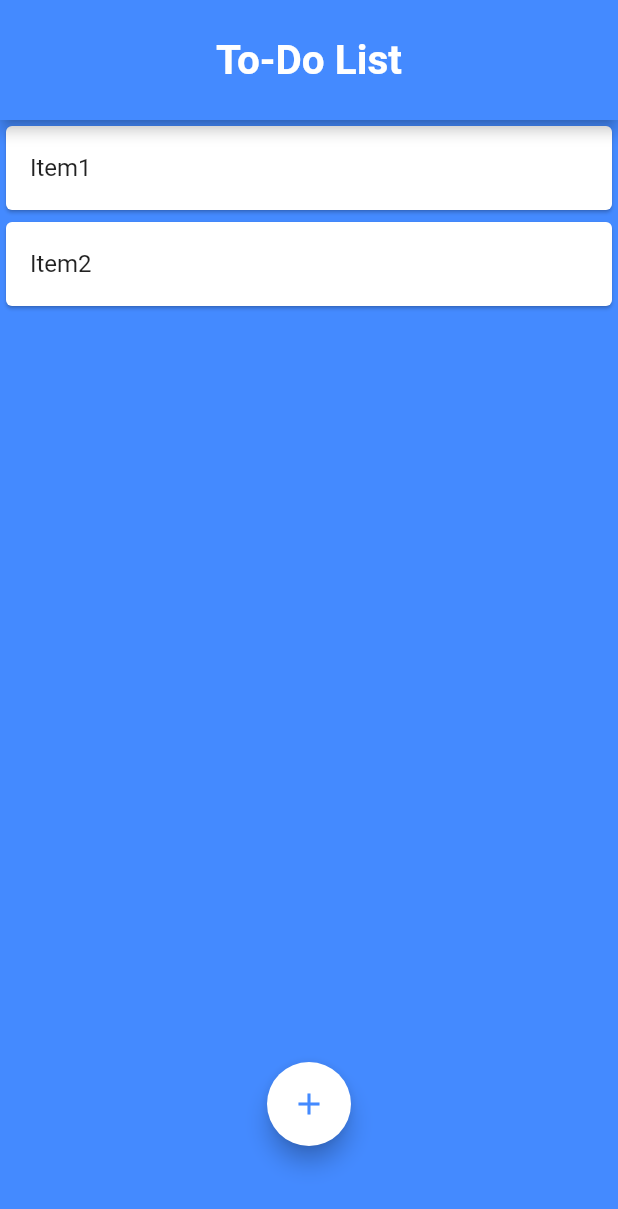
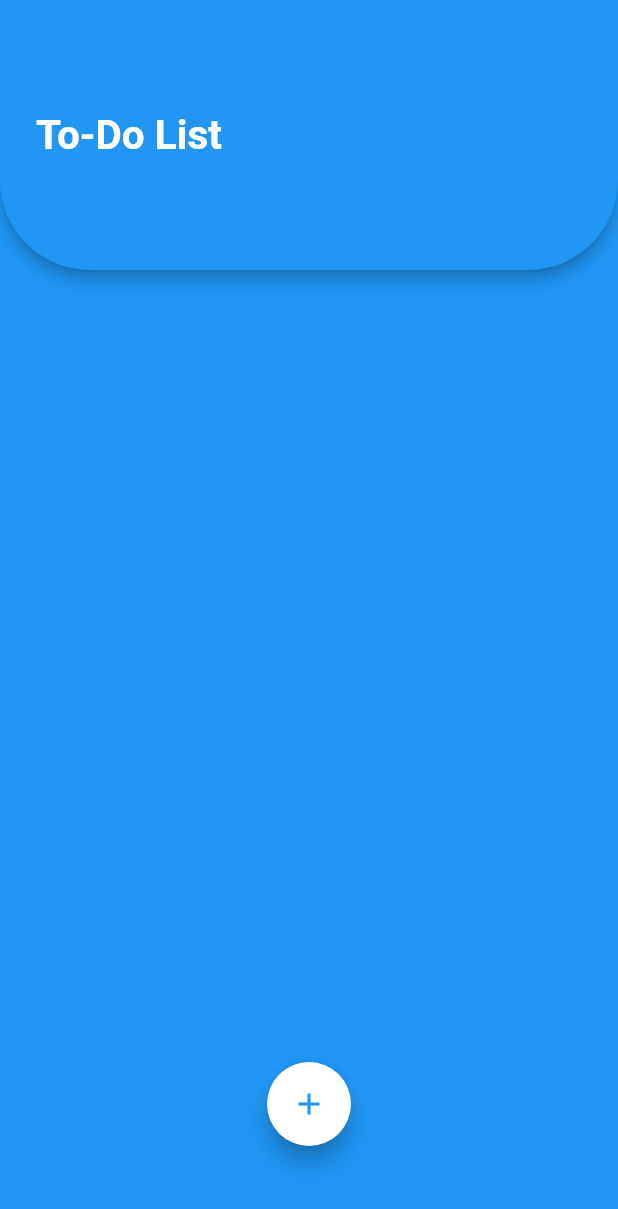
Before and after one commit to zimbakovtech/To-Do-List, a Flutter app: the screen it shows after launch, on a phone screen of 412 x 824 dp. Shown: the top 1209 px of the screen. Run offline on Flutter 3.47's test engine with Material 2 defaults, Android fonts, the phone set to English and light mode, and no system bars.

Commit message:
Scaffold finished

```diff
--- a/todo_app/lib/main.dart
+++ b/todo_app/lib/main.dart
@@ -12,32 +12,38 @@ class MyHomePage extends StatefulWidget {
 }
 
 class _MyHomePageState extends State<MyHomePage> {
-  final Color primaryColor = Colors.blueAccent;
+  final Color primaryColor = Colors.blue;
   final Color secondaryColor = Colors.white;
   List todos = List();
   String value;
+  List state = List();
 
   @override
   void initState() {
     super.initState();
-    todos.add('Item1');
-    todos.add('Item2');
   }
 
   Widget build(BuildContext context) {
     return Scaffold(
       backgroundColor: primaryColor,
       appBar: AppBar(
-        title: Text(
+        shape: RoundedRectangleBorder(
+            borderRadius: BorderRadius.vertical(bottom: Radius.circular(60.0))),
+        title: Column(
+          children: [
+            Padding(
+              padding: const EdgeInsets.only(left: 8.0),
+              child: Text(
                 'To-Do List',
                 style: TextStyle(
                   fontSize: 27.0,
                   fontWeight: FontWeight.bold,
                 ),
               ),
-        toolbarHeight: 80.0,
-        backgroundColor: primaryColor,
-        centerTitle: true,
+            ),
+          ],
+        ),
+        toolbarHeight: 180.0,
       ),
       floatingActionButton: Padding(
         padding: const EdgeInsets.only(bottom: 60.0),
@@ -54,13 +60,15 @@ class _MyHomePageState extends State<MyHomePage> {
                   return AlertDialog(
                     title: Text(
                       'Add new task',
-                      style: TextStyle(color: Colors.blue),
+                      style: TextStyle(
+                          color: Colors.blue, fontWeight: FontWeight.bold),
                     ),
                     content: Container(
                       height: 110.0,
                       child: Column(
                         children: [
                           TextField(
+                            autofocus: true,
                             decoration: InputDecoration(
                               hintText: 'Add new task...',
                             ),
@@ -77,12 +85,12 @@ class _MyHomePageState extends State<MyHomePage> {
                             mainAxisAlignment: MainAxisAlignment.spaceAround,
                             children: [
                               FlatButton(
-                                color: secondaryColor,
+                                color: primaryColor,
                                 child: Text(
                                   'Cancel',
                                   style: TextStyle(
                                     fontSize: 16.0,
-                                    color: Colors.blue,
+                                    color: secondaryColor,
                                     fontWeight: FontWeight.bold,
                                   ),
                                 ),
@@ -91,12 +99,12 @@ class _MyHomePageState extends State<MyHomePage> {
                                 },
                               ),
                               FlatButton(
-                                color: secondaryColor,
+                                color: primaryColor,
                                 child: Text(
                                   'Add',
                                   style: TextStyle(
                                     fontSize: 16.0,
-                                    color: Colors.blue,
+                                    color: secondaryColor,
                                     fontWeight: FontWeight.bold,
                                   ),
                                 ),
@@ -104,6 +112,7 @@ class _MyHomePageState extends State<MyHomePage> {
                                   setState(() {
                                     todos.add(value);
                                     Navigator.of(context).pop();
+                                    state.add(false);
                                   });
                                 },
                               ),
@@ -118,15 +127,35 @@ class _MyHomePageState extends State<MyHomePage> {
         ),
       ),
       floatingActionButtonLocation: FloatingActionButtonLocation.centerDocked,
-      body: ListView.builder(
+      body: Padding(
+        padding: const EdgeInsets.only(top: 20.0),
+        child: ListView.builder(
             itemCount: todos.length,
             itemBuilder: (BuildContext context, int index) {
               return Card(
                 child: ListTile(
-                title: Text(todos[index]),
+                  title: Text(
+                    todos[index],
+                    style: TextStyle(
+                        decoration: (state[index] == true)
+                            ? TextDecoration.lineThrough
+                            : null,
+                        color:
+                            (state[index] == true) ? Colors.grey[600] : null),
+                  ),
+                  leading: IconButton(
+                    icon: Icon(Icons.check_box),
+                    onPressed: () {
+                      setState(() {
+                        state[index] = !state[index];
+                      });
+                    },
+                    color: (state[index] == true) ? Colors.blue : Colors.grey,
+                  ),
                 ),
               );
             }),
+      ),
     );
   }
 }
```
Also changed, not shown: todo_app/lib/images/appbar.jpg (added). Lines whose indentation alone changed are shown as unchanged.
